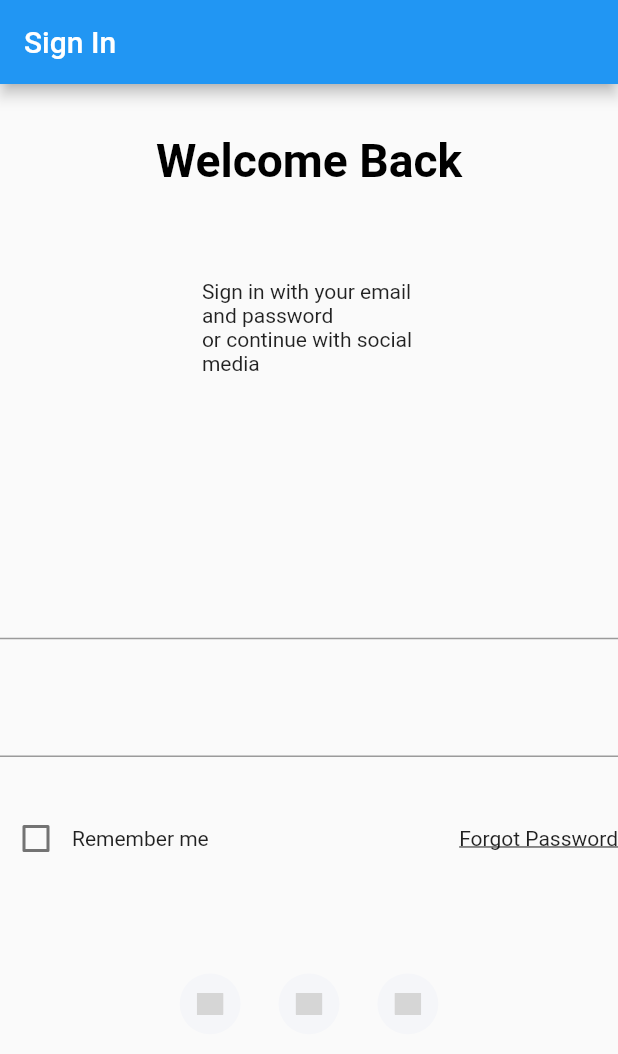
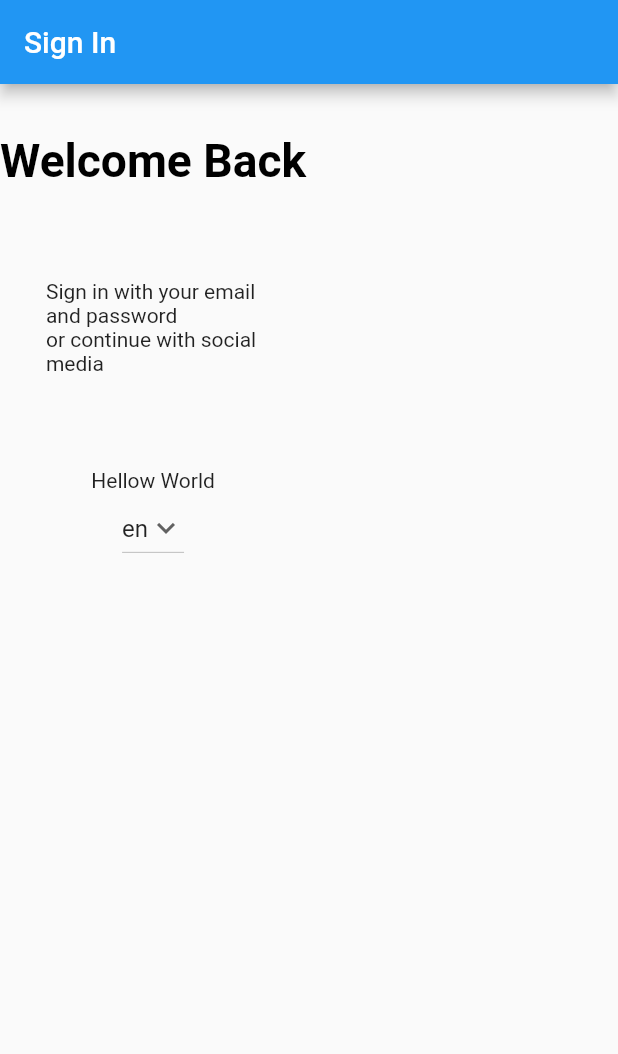
Before and after one commit to enzan1786/flutter-practice1, a Flutter app: the screen it shows after launch, on a phone screen of 412 x 824 dp. Shown: the top 1054 px of the screen. Run offline on Flutter 3.47's test engine with Material 2 defaults, Android fonts, the phone set to English and light mode, and no system bars; our stand-ins replace flutter_svg, shared_preferences; grey boxes are pictures that could not be loaded.

Commit message:
[update]
[update]

```diff
--- /dev/null
+++ b/lib/HelloWorld/HelloWorld.dart
@@ -0,0 +1,96 @@
+// Copyright 2014 The Flutter Authors. All rights reserved.
+// Use of this source code is governed by a BSD-style license that can be
+// found in the LICENSE file.
+
+import 'package:flutter/widgets.dart';
+
+import 'package:flutter/material.dart';
+import 'package:flutter/cupertino.dart';
+import 'package:practice1/Localization/LanguageLocale.dart';
+
+class HelloWorld extends StatefulWidget {
+  static void setLocale(BuildContext context, Locale newLocale) {
+    _HelloWorldState? state = context.findAncestorStateOfType<_HelloWorldState>();
+    state?.setLocale(newLocale);
+  }
+  @override
+  State<HelloWorld> createState() => _HelloWorldState();
+}
+
+class _HelloWorldState extends State<HelloWorld> {
+  Locale _locale = Locale("en");
+  String message = "Hellow World";
+  setLocale(Locale locale) {
+    setState(() {
+      _locale = locale;
+    });
+  }
+  // Initial Selected Value
+  String dropdownvalue = 'en';
+
+  // List of items in our dropdown menu
+  var items = [
+    'en',
+    'vi',
+  ];
+
+  changeLanguage(Locale locale) {
+    setState(() {
+      _locale = locale;
+    });
+  }
+  @override
+  Widget build(BuildContext context) {
+    if (this._locale == null) {
+
+      return Container(
+        child: Center(
+          child: CircularProgressIndicator(
+              valueColor: AlwaysStoppedAnimation<Color?>(Colors.blue[800])),
+        ),
+      );
+    }
+    else {
+
+      return Column(
+        mainAxisAlignment: MainAxisAlignment.center,
+        children: [
+            Text(message),
+            Column(
+              mainAxisAlignment: MainAxisAlignment.center,
+              children: [
+                DropdownButton(
+
+                  // Initial Value
+                  value: dropdownvalue,
+
+                  // Down Arrow Icon
+                  icon: const Icon(Icons.keyboard_arrow_down),
+
+                  // Array list of items
+                  items: items.map((String items) {
+                    return DropdownMenuItem(
+                      value: items,
+                      child: Text(items),
+                    );
+                  }).toList(),
+                  // After selecting the desired option,it will
+                  // change button value to selected value
+                  onChanged: (String? newValue) {
+                    setState(() {
+                      dropdownvalue = newValue!;
+                      this.changeLanguage(Locale(newValue));
+                      setLocale(Locale(newValue));
+                      message = getTranslated(context, "message");
+                      print("[debug]: $message");
+                      setState(() {});
+                  });
+                },
+              ),
+            ],
+          ),
+        ]
+      );
+    }
+  }
+}
--- /dev/null
+++ b/lib/Language/en.json
@@ -0,0 +1,4 @@
+{
+    "message":"Hello world",
+    "tile":"title"
+}
--- /dev/null
+++ b/lib/Language/vi.json
@@ -0,0 +1,4 @@
+{
+    "message":"xin chào thế giới",
+    "tile":"tiêu đề"
+}
--- /dev/null
+++ b/lib/Localization/GlobalLocalization.dart
@@ -0,0 +1,54 @@
+
+import 'dart:convert';
+
+import 'package:flutter/material.dart';
+import 'package:flutter/services.dart';
+import 'dart:developer';
+
+class GlobalLocalization {
+  GlobalLocalization(this.locale);
+
+  final Locale locale;
+  static GlobalLocalization? of(BuildContext context) {
+    return Localizations.of<GlobalLocalization>(context, GlobalLocalization);
+  }
+
+  late Map<String, String> _localizedValues;
+
+  Future<void> load() async {
+    String jsonStringValues =
+        await rootBundle.loadString('lib/Language/${locale.languageCode}.json');
+
+    Map<String, dynamic> mappedJson = json.decode(jsonStringValues);
+    _localizedValues =
+        mappedJson.map((key, value) => MapEntry(key, value.toString()));
+  }
+
+  String? translate(String key) {
+    return _localizedValues[key];
+  }
+
+  // static member to have simple access to the delegate from Material App
+  static const LocalizationsDelegate<GlobalLocalization> delegate =
+      _GlobalLocalizationsDelegate();
+}
+
+class _GlobalLocalizationsDelegate
+    extends LocalizationsDelegate<GlobalLocalization> {
+  const _GlobalLocalizationsDelegate();
+
+  @override
+  bool isSupported(Locale locale) {
+    return ['en', 'vi'].contains(locale.languageCode);
+  }
+
+  @override
+  Future<GlobalLocalization> load(Locale locale) async {
+    GlobalLocalization localization = new GlobalLocalization(locale);
+    await localization.load();
+    return localization;
+  }
+
+  @override
+  bool shouldReload(LocalizationsDelegate<GlobalLocalization> old) => false;
+}
--- a/lib/main.dart
+++ b/lib/main.dart
@@ -1,5 +1,9 @@
 import 'package:flutter/material.dart';
+import 'package:practice1/Localization/GlobalLocalization.dart';
 import 'screen/SignInBody/body.dart';
+import 'package:practice1/Localization/LanguageLocale.dart';
+import 'package:flutter_localizations/flutter_localizations.dart';
+
 
 void main() {
   runApp(const MyApp());
@@ -12,6 +16,16 @@ class MyApp extends StatelessWidget {
   @override
   Widget build(BuildContext context) {
     return MaterialApp(
+      supportedLocales: [
+        Locale('en', 'US'),
+        Locale('vi', 'VI'),
+      ],
+      localizationsDelegates: [
+        GlobalLocalization.delegate,
+        GlobalMaterialLocalizations.delegate,
+        GlobalWidgetsLocalizations.delegate,
+        GlobalCupertinoLocalizations.delegate,
+      ],
       title: 'Flutter Demo',
       theme: ThemeData(
         // This is the theme of your application.
--- a/lib/screen/SignInBody/body.dart
+++ b/lib/screen/SignInBody/body.dart
@@ -1,9 +1,23 @@
 import 'package:flutter/material.dart';
+import 'package:practice1/HelloWorld/HelloWorld.dart';
 import 'package:practice1/size_config/size_config.dart';
 import 'sign_form.dart';
 import '../../Components/SocalCard.dart';
 
 class Body extends StatelessWidget {
+  final GlobalKey<FormState> _key = GlobalKey<FormState>();
+  // Initial Selected Value
+  String dropdownvalue = 'Item 1';
+
+  // List of items in our dropdown menu
+  var items = [
+    'Item 1',
+    'Item 2',
+    'Item 3',
+    'Item 4',
+    'Item 5',
+  ];
+
   @override
   Widget build(BuildContext context) {
     SizeConfig().init(context);
@@ -38,29 +52,31 @@ class Body extends StatelessWidget {
               ),
             ),
           ),
-        SizedBox(height: SizeConfig.screenHeight * 0.08),
-        SignForm(),
-        SizedBox(height: SizeConfig.screenHeight * 0.08),
-        Row(
-          mainAxisAlignment: MainAxisAlignment.center,
-          children: [
-            SocalCard(
-              icon: "assets/icons/google-icon.svg",
-              press: () {},
-            ),
-            SocalCard(
-              icon: "assets/icons/facebook-2.svg",
-              press: () {},
-            ),
-            SocalCard(
-              icon: "assets/icons/twitter.svg",
-              press: () {},
-            ),
-          ],
-        ),
-        SizedBox(height: getProportionateScreenHeight(20)),
+        // SizedBox(height: SizeConfig.screenHeight * 0.08),
+        // SignForm(),
+        // SizedBox(height: SizeConfig.screenHeight * 0.08),
+        // Row(
+        //   mainAxisAlignment: MainAxisAlignment.center,
+        //   children: [
+        //     SocalCard(
+        //       icon: "assets/icons/google-icon.svg",
+        //       press: () {},
+        //     ),
+        //     SocalCard(
+        //       icon: "assets/icons/facebook-2.svg",
+        //       press: () {},
+        //     ),
+        //     SocalCard(
+        //       icon: "assets/icons/twitter.svg",
+        //       press: () {},
+        //     ),
+        //   ],
+        // ),
+        // SizedBox(height: getProportionateScreenHeight(20)),
         // NoAccountText(),
+        HelloWorld(),
       ],
+
     );
   }
 }
```
Also changed, not shown: lib/Localization/LanguageLocale.dart (added, +46 -0 lines), pubspec.yaml (+8 -1 lines), pubspec.lock.
